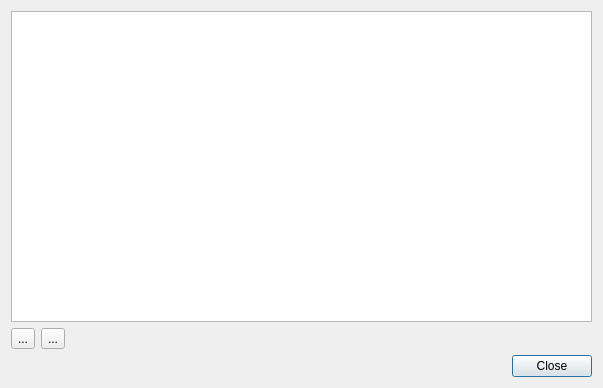
The window that data/dlg_account_manager.ui (jabbercat/jabbercat) describes before a commit, drawn with Qt 5.
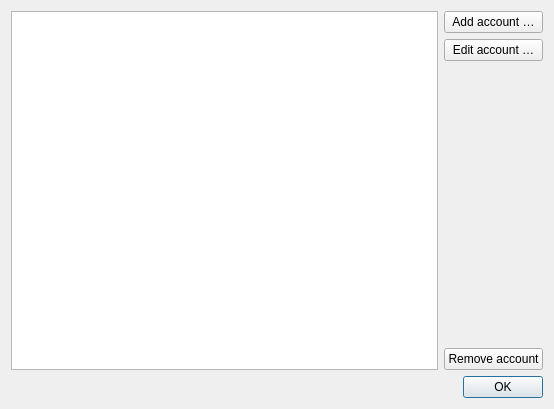
The same window after the commit. Custom widgets are drawn as their Qt base class.

Commit message: We can add accounts (but they’re not stored yet)

```diff
--- a/data/dlg_account_manager.ui
+++ b/data/dlg_account_manager.ui
@@ -6,95 +6,77 @@
    <rect>
     <x>0</x>
     <y>0</y>
-    <width>603</width>
-    <height>388</height>
+    <width>554</width>
+    <height>409</height>
    </rect>
   </property>
   <property name="windowTitle">
    <string>Account manager</string>
   </property>
-  <layout class="QVBoxLayout" name="verticalLayout">
-   <item>
-    <widget class="QTableView" name="account_list">
-     <property name="sizePolicy">
-      <sizepolicy hsizetype="MinimumExpanding" vsizetype="Expanding">
-       <horstretch>0</horstretch>
-       <verstretch>0</verstretch>
-      </sizepolicy>
-     </property>
-     <property name="minimumSize">
-      <size>
-       <width>200</width>
-       <height>0</height>
-      </size>
-     </property>
-     <property name="accessibleDescription">
-      <string>List of accounts. Press enter to edit and space to enable or disable selected account.</string>
-     </property>
-     <property name="editTriggers">
-      <set>QAbstractItemView::NoEditTriggers</set>
-     </property>
-     <property name="selectionMode">
-      <enum>QAbstractItemView::SingleSelection</enum>
-     </property>
-     <property name="selectionBehavior">
-      <enum>QAbstractItemView::SelectRows</enum>
-     </property>
-     <property name="showGrid">
-      <bool>false</bool>
-     </property>
-     <property name="sortingEnabled">
-      <bool>true</bool>
-     </property>
-     <property name="cornerButtonEnabled">
-      <bool>false</bool>
-     </property>
-     <attribute name="horizontalHeaderHighlightSections">
-      <bool>false</bool>
-     </attribute>
-     <attribute name="horizontalHeaderStretchLastSection">
-      <bool>true</bool>
-     </attribute>
-     <attribute name="verticalHeaderVisible">
-      <bool>false</bool>
-     </attribute>
-    </widget>
-   </item>
+  <layout class="QVBoxLayout" name="verticalLayout_2">
    <item>
     <layout class="QHBoxLayout" name="horizontalLayout">
      <item>
-      <widget class="QToolButton" name="acc_add_existing">
-       <property name="text">
-        <string>...</string>
+      <widget class="PlaceholderTreeView" name="accounts_view">
+       <property name="allColumnsShowFocus">
+        <bool>true</bool>
        </property>
-      </widget>
-     </item>
-     <item>
-      <widget class="QToolButton" name="acc_delete">
-       <property name="text">
-        <string>...</string>
+       <property name="expandsOnDoubleClick">
+        <bool>false</bool>
        </property>
       </widget>
      </item>
      <item>
-      <spacer name="horizontalSpacer">
-       <property name="orientation">
-        <enum>Qt::Horizontal</enum>
-       </property>
-       <property name="sizeHint" stdset="0">
-        <size>
-         <width>40</width>
-         <height>20</height>
-        </size>
-       </property>
-      </spacer>
+      <layout class="QVBoxLayout" name="verticalLayout">
+       <item>
+        <widget class="QPushButton" name="account_add">
+         <property name="text">
+          <string>Add account …</string>
+         </property>
+        </widget>
+       </item>
+       <item>
+        <widget class="QPushButton" name="account_edit">
+         <property name="text">
+          <string>Edit account …</string>
+         </property>
+        </widget>
+       </item>
+       <item>
+        <spacer name="verticalSpacer">
+         <property name="orientation">
+          <enum>Qt::Vertical</enum>
+         </property>
+         <property name="sizeHint" stdset="0">
+          <size>
+           <width>20</width>
+           <height>40</height>
+          </size>
+         </property>
+        </spacer>
+       </item>
+       <item>
+        <widget class="QPushButton" name="account_remove">
+         <property name="toolTip">
+          <string>Remove the selected account.
+The connection to the account will be terminated.</string>
+         </property>
+         <property name="text">
+          <string>Remove account</string>
+         </property>
+        </widget>
+       </item>
+      </layout>
      </item>
     </layout>
    </item>
    <item>
-    <widget class="QDialogButtonBox" name="button_box">
+    <widget class="QDialogButtonBox" name="buttons">
+     <property name="orientation">
+      <enum>Qt::Horizontal</enum>
+     </property>
      <property name="standardButtons">
-      <set>QDialogButtonBox::Close</set>
+      <set>QDialogButtonBox::Ok</set>
      </property>
     </widget>
    </item>
@@ -122,9 +104,13 @@
    </property>
   </action>
  </widget>
- <tabstops>
-  <tabstop>account_list</tabstop>
- </tabstops>
+ <customwidgets>
+  <customwidget>
+   <class>PlaceholderTreeView</class>
+   <extends>QTreeView</extends>
+   <header>mlxcqt.widgets</header>
+  </customwidget>
+ </customwidgets>
  <resources/>
  <connections>
   <connection>
```
Left out of the diff: 52 changed lines with no effect on the pictures. The commit also changes 20 other files.
